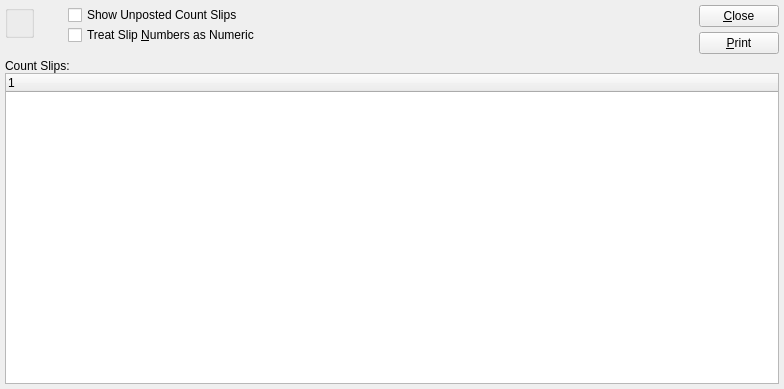
This is xtuple/trunk/guiclient/dspCountSlipsByWarehouse.ui in WooodHead/xtuple as Qt 5 draws it before an edit. The edited form follows.
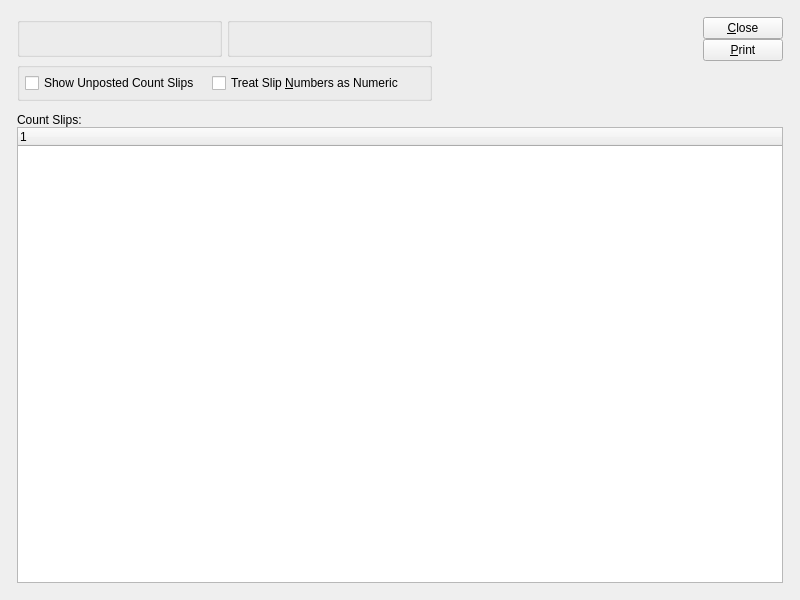
This is the edited form. Custom widgets are drawn as their Qt base class.

The edit to the form file:
```diff
--- a/xtuple/trunk/guiclient/dspCountSlipsByWarehouse.ui
+++ b/xtuple/trunk/guiclient/dspCountSlipsByWarehouse.ui
@@ -13,107 +13,58 @@
    <rect>
     <x>0</x>
     <y>0</y>
-    <width>784</width>
-    <height>389</height>
+    <width>800</width>
+    <height>600</height>
    </rect>
   </property>
   <property name="windowTitle" >
    <string>Count Slips by Site</string>
   </property>
-   <layout class="QVBoxLayout" >
-    <item>
-     <layout class="QHBoxLayout" >
+  <layout class="QGridLayout" name="gridLayout_6" >
+   <item row="0" column="0" >
+    <layout class="QGridLayout" name="gridLayout_5" >
       <property name="margin" >
-       <number>0</number>
+      <number>12</number>
       </property>
       <property name="spacing" >
-       <number>7</number>
-      </property>
+      <number>12</number>
+     </property>
+     <item row="0" column="0" >
+      <layout class="QHBoxLayout" name="horizontalLayout" >
       <item>
-       <layout class="QVBoxLayout" >
-        <property name="margin" >
-         <number>0</number>
-        </property>
-        <property name="spacing" >
-         <number>0</number>
-        </property>
-        <item>
+        <layout class="QGridLayout" name="gridLayout_4" >
+         <item row="0" column="0" >
          <widget class="WarehouseGroup" name="_warehouse" >
           <property name="title" >
            <string/>
           </property>
-         </widget>
-        </item>
-        <item>
-         <spacer>
-          <property name="orientation" >
-           <enum>Qt::Vertical</enum>
-          </property>
-          <property name="sizeType" >
-           <enum>QSizePolicy::Preferred</enum>
-          </property>
-          <property name="sizeHint" >
-           <size>
-            <width>20</width>
-            <height>16</height>
-           </size>
-          </property>
-         </spacer>
-        </item>
-       </layout>
-      </item>
-      <item>
-       <layout class="QVBoxLayout" >
-        <property name="margin" >
-         <number>0</number>
-        </property>
-        <property name="spacing" >
-         <number>0</number>
-        </property>
-        <item>
+           <property name="fixedSize" >
+            <bool>false</bool>
+           </property>
+          </widget>
+         </item>
+         <item row="0" column="1" >
+          <widget class="QGroupBox" name="_dateGroup" >
+           <property name="title" >
+            <string/>
+           </property>
+           <layout class="QGridLayout" name="gridLayout_2" >
+            <item row="0" column="0" >
          <widget class="DateCluster" name="_dates" />
         </item>
-        <item>
-         <spacer>
-          <property name="orientation" >
-           <enum>Qt::Vertical</enum>
-          </property>
-          <property name="sizeType" >
-           <enum>QSizePolicy::Preferred</enum>
-          </property>
-          <property name="sizeHint" >
-           <size>
-            <width>20</width>
-            <height>16</height>
-           </size>
-          </property>
-         </spacer>
-        </item>
-       </layout>
-      </item>
-      <item>
-       <layout class="QVBoxLayout" >
-        <property name="margin" >
-         <number>0</number>
-        </property>
-        <property name="spacing" >
-         <number>0</number>
-        </property>
-        <item>
-         <layout class="QVBoxLayout" >
-          <property name="margin" >
-           <number>0</number>
-          </property>
-          <property name="spacing" >
-           <number>0</number>
-          </property>
-          <item>
+           </layout>
+          </widget>
+         </item>
+         <item row="1" column="0" colspan="2" >
+          <widget class="QGroupBox" name="_optionsGroup" >
+           <property name="title" >
+            <string/>
+           </property>
+           <layout class="QGridLayout" name="gridLayout_3" >
+            <item row="0" column="0" >
            <layout class="QHBoxLayout" >
-            <property name="margin" >
-             <number>0</number>
-            </property>
             <property name="spacing" >
-             <number>0</number>
+               <number>12</number>
             </property>
             <item>
              <widget class="XCheckBox" name="_showUnposted" >
@@ -123,32 +74,6 @@
              </widget>
             </item>
             <item>
-             <spacer>
-              <property name="orientation" >
-               <enum>Qt::Horizontal</enum>
-              </property>
-              <property name="sizeType" >
-               <enum>QSizePolicy::Expanding</enum>
-              </property>
-              <property name="sizeHint" >
-               <size>
-                <width>20</width>
-                <height>20</height>
-               </size>
-              </property>
-             </spacer>
-            </item>
-           </layout>
-          </item>
-          <item>
-           <layout class="QHBoxLayout" >
-            <property name="margin" >
-             <number>0</number>
-            </property>
-            <property name="spacing" >
-             <number>0</number>
-            </property>
-            <item>
              <widget class="XCheckBox" name="_numericSlips" >
               <property name="text" >
                <string>Treat Slip &amp;Numbers as Numeric</string>
@@ -163,7 +88,7 @@
               <property name="sizeType" >
                <enum>QSizePolicy::Expanding</enum>
               </property>
-              <property name="sizeHint" >
+                <property name="sizeHint" stdset="0" >
                <size>
                 <width>20</width>
                 <height>20</height>
@@ -174,32 +99,27 @@
            </layout>
           </item>
          </layout>
+          </widget>
+         </item>
+        </layout>
         </item>
         <item>
-         <spacer>
+        <spacer name="horizontalSpacer" >
           <property name="orientation" >
-           <enum>Qt::Vertical</enum>
-          </property>
-          <property name="sizeType" >
-           <enum>QSizePolicy::Preferred</enum>
-          </property>
-          <property name="sizeHint" >
+          <enum>Qt::Horizontal</enum>
+         </property>
+         <property name="sizeHint" stdset="0" >
            <size>
-            <width>20</width>
+           <width>40</width>
             <height>20</height>
            </size>
           </property>
          </spacer>
-        </item>
-       </layout>
       </item>
       <item>
        <layout class="QVBoxLayout" >
-        <property name="margin" >
-         <number>0</number>
-        </property>
         <property name="spacing" >
-         <number>5</number>
+          <number>0</number>
         </property>
         <item>
          <widget class="QPushButton" name="_close" >
@@ -215,24 +135,50 @@
           </property>
          </widget>
         </item>
-       </layout>
-      </item>
-     </layout>
-    </item>
     <item>
-     <layout class="QVBoxLayout" >
+          <spacer name="verticalSpacer" >
+           <property name="orientation" >
+            <enum>Qt::Vertical</enum>
+           </property>
+           <property name="sizeHint" stdset="0" >
+            <size>
+             <width>20</width>
+             <height>40</height>
+            </size>
+           </property>
+          </spacer>
+         </item>
+        </layout>
+       </item>
+      </layout>
+     </item>
+     <item row="1" column="0" >
+      <widget class="QFrame" name="_frame" >
+       <property name="sizePolicy" >
+        <sizepolicy vsizetype="Expanding" hsizetype="Preferred" >
+         <horstretch>0</horstretch>
+         <verstretch>1</verstretch>
+        </sizepolicy>
+       </property>
+       <property name="frameShape" >
+        <enum>QFrame::NoFrame</enum>
+       </property>
+       <property name="frameShadow" >
+        <enum>QFrame::Raised</enum>
+       </property>
+       <layout class="QGridLayout" name="gridLayout" >
       <property name="margin" >
        <number>0</number>
       </property>
+        <item row="0" column="0" >
+         <layout class="QVBoxLayout" >
       <property name="spacing" >
        <number>0</number>
       </property>
       <item>
        <widget class="QLabel" name="_countSlipsLit" >
         <property name="sizePolicy" >
-         <sizepolicy>
-          <hsizetype>5</hsizetype>
-          <vsizetype>5</vsizetype>
+             <sizepolicy vsizetype="Preferred" hsizetype="Preferred" >
           <horstretch>0</horstretch>
           <verstretch>0</verstretch>
          </sizepolicy>
@@ -257,9 +203,7 @@
       <item>
        <widget class="XTreeWidget" name="_cntslip" >
         <property name="sizePolicy" >
-         <sizepolicy>
-          <hsizetype>7</hsizetype>
-          <vsizetype>7</vsizetype>
+             <sizepolicy vsizetype="Expanding" hsizetype="Expanding" >
           <horstretch>0</horstretch>
           <verstretch>0</verstretch>
          </sizepolicy>
@@ -276,6 +220,11 @@
     </item>
    </layout>
  </widget>
+     </item>
+    </layout>
+   </item>
+  </layout>
+ </widget>
  <layoutdefault spacing="5" margin="5" />
  <pixmapfunction>qPixmapFromMimeSource</pixmapfunction>
  <customwidgets>
@@ -284,16 +233,16 @@
    <extends>QWidget</extends>
    <header>datecluster.h</header>
   </customwidget>
-  <customwidget>
-   <class>XCheckBox</class>
-   <extends>QCheckBox</extends>
-   <header>xcheckbox.h</header>
-  </customwidget>
   <customwidget>
    <class>WarehouseGroup</class>
    <extends>QGroupBox</extends>
    <header>warehousegroup.h</header>
   </customwidget>
+  <customwidget>
+   <class>XCheckBox</class>
+   <extends>QCheckBox</extends>
+   <header>xcheckbox.h</header>
+  </customwidget>
   <customwidget>
    <class>XTreeWidget</class>
    <extends>QTreeWidget</extends>
```
Left out of the diff: 5 changed lines with no effect on the pictures. Lines whose indentation alone changed are shown as unchanged.
